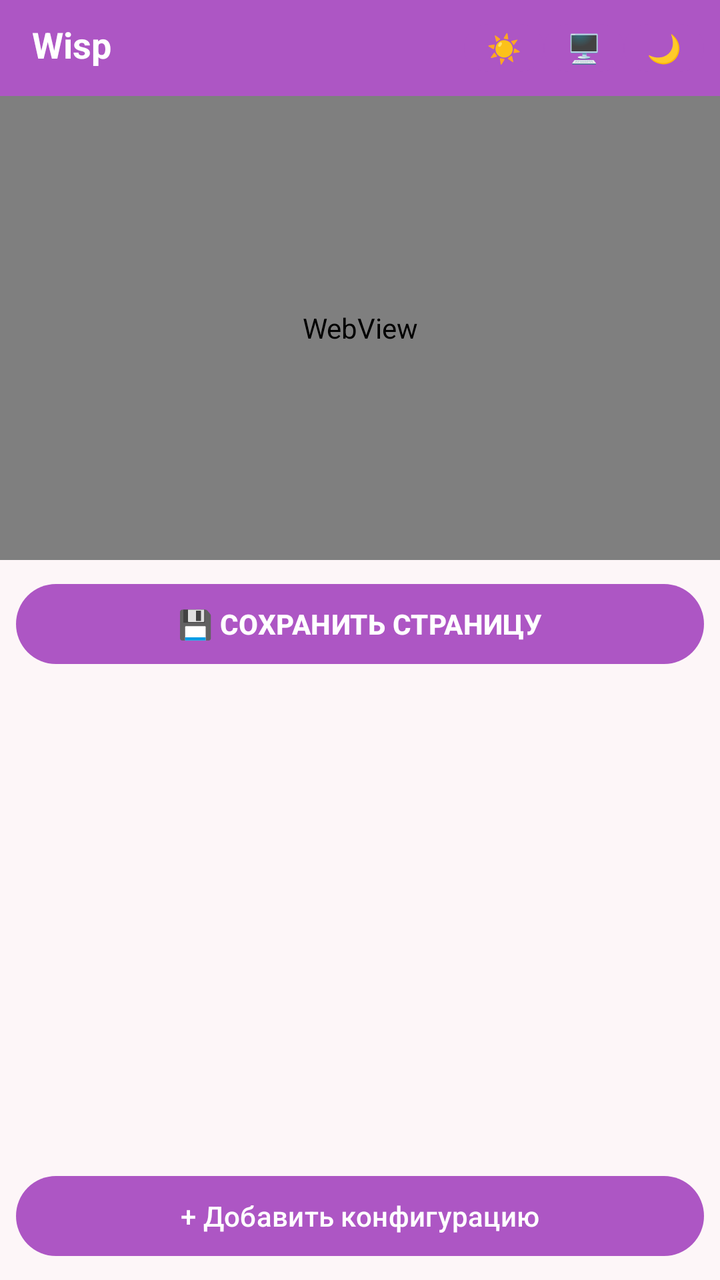
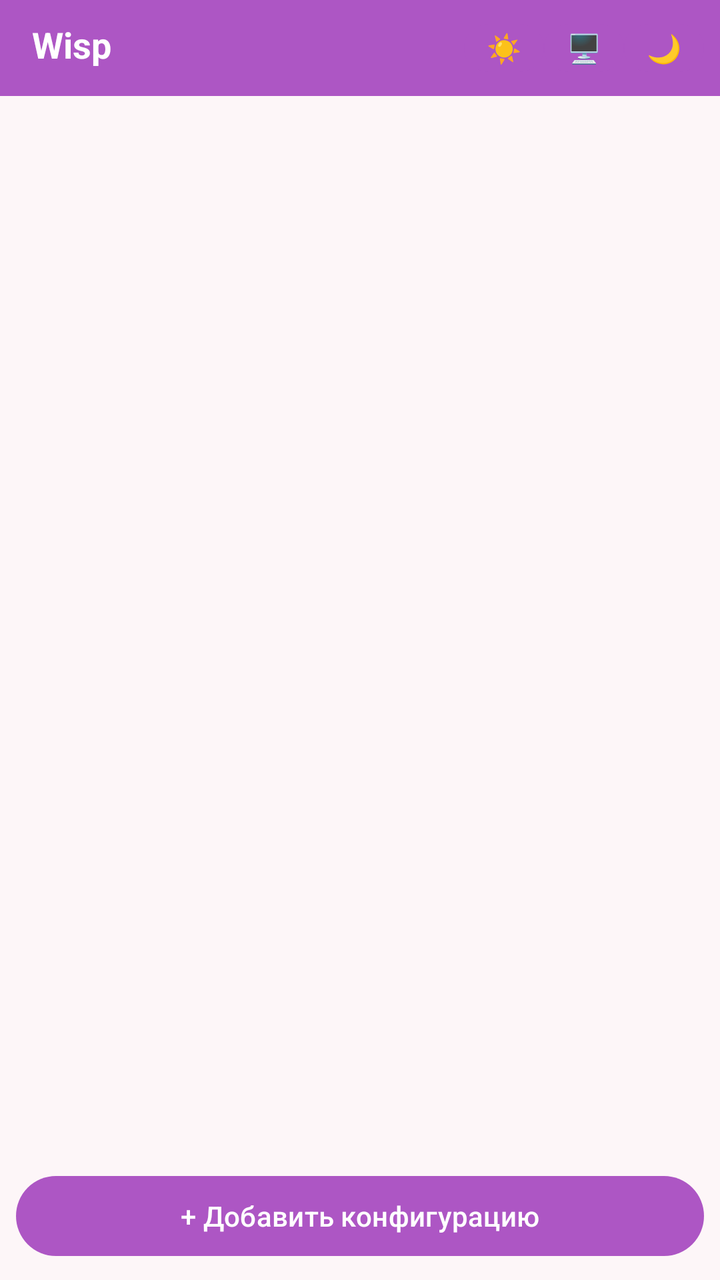

Before-and-after screenshots of an Android layout around one commit, followed by the original layout XML and the change that was made.
<!-- AndroidManifest.xml: application theme Theme.Wisp -->
<!-- res/layout/activity_main.xml -->
<?xml version="1.0" encoding="utf-8"?>
<LinearLayout xmlns:android="http://schemas.android.com/apk/res/android"
    android:layout_width="match_parent"
    android:layout_height="match_parent"
    android:orientation="vertical">

    
    <LinearLayout
        android:layout_width="match_parent"
        android:layout_height="wrap_content"
        android:background="?attr/colorPrimary"
        android:orientation="horizontal"
        android:padding="8dp">

        <TextView
            android:layout_width="0dp"
            android:layout_height="wrap_content"
            android:layout_weight="1"
            android:paddingStart="8dp"
            android:text="Wisp"
            android:textColor="@android:color/white"
            android:textSize="18sp"
            android:textStyle="bold" />

        <Button
            android:id="@+id/btnThemeLight"
            android:layout_width="40dp"
            android:layout_height="32dp"
            android:minWidth="0dp"
            android:minHeight="0dp"
            android:padding="0dp"
            android:text="☀️"
            android:textSize="14sp" />

        <Button
            android:id="@+id/btnThemeSystem"
            android:layout_width="40dp"
            android:layout_height="32dp"
            android:minWidth="0dp"
            android:minHeight="0dp"
            android:padding="0dp"
            android:text="🖥️"
            android:textSize="14sp" />

        <Button
            android:id="@+id/btnThemeDark"
            android:layout_width="40dp"
            android:layout_height="32dp"
            android:minWidth="0dp"
            android:minHeight="0dp"
            android:padding="0dp"
            android:text="🌙"
            android:textSize="14sp" />
    </LinearLayout>

    
    <WebView
        android:id="@+id/webView"
        android:layout_width="match_parent"
        android:layout_height="0dp"
        android:layout_weight="1" />

    <LinearLayout
        android:layout_width="match_parent"
        android:layout_height="wrap_content"
        android:orientation="horizontal"
        android:padding="8dp">

        <Button
            android:id="@+id/btnClose"
            android:layout_width="0dp"
            android:layout_height="48dp"
            android:layout_weight="1"
            android:text="✕ Закрыть"
            android:textSize="14sp"
            android:visibility="gone" />

        <Button
            android:id="@+id/btnDone"
            android:layout_width="0dp"
            android:layout_height="48dp"
            android:layout_weight="1"
            android:text="💾 СОХРАНИТЬ СТРАНИЦУ"
            android:textSize="14sp"
            android:textStyle="bold" />

    </LinearLayout>

    
    <ScrollView
        android:layout_width="match_parent"
        android:layout_height="0dp"
        android:layout_weight="1">

        <LinearLayout
            android:id="@+id/listContainer"
            android:layout_width="match_parent"
            android:layout_height="wrap_content"
            android:orientation="vertical"
            android:padding="8dp" />
    </ScrollView>

    
    <Button
        android:id="@+id/btnAdd"
        android:layout_width="match_parent"
        android:layout_height="wrap_content"
        android:layout_margin="8dp"
        android:text="+ Добавить конфигурацию" />
</LinearLayout>
<!-- resources referenced by this layout -->
<resources>
  <style name="Theme.Wisp" parent="Base.Theme.Wisp">
          <item name="android:navigationBarColor">@android:color/transparent</item>
          <item name="android:statusBarColor">@android:color/transparent</item>
          <item name="android:windowLightStatusBar">?attr/isLightTheme</item>
      </style>
  <style name="Base.Theme.Wisp" parent="Theme.Material3.DayNight.NoActionBar">
          <item name="colorPrimary">@color/hydrangea_purple</item>
          <item name="colorPrimaryVariant">@color/hydrangea_lilac</item>
          <item name="colorOnPrimary">@android:color/white</item>
          <item name="colorSecondary">@color/hydrangea_pink</item>
          <item name="colorSecondaryVariant">@color/hydrangea_peach</item>
          <item name="colorOnSecondary">@android:color/white</item>
          <item name="android:windowBackground">@color/background</item>
          <item name="colorSurface">@color/card_background</item>
          <item name="colorOnSurface">@color/text_primary</item>
      </style>
  <color name="hydrangea_purple">#AD56C4</color>
  <color name="hydrangea_lilac">#FF9CE9</color>
  <color name="hydrangea_pink">#FF8DA1</color>
  <color name="hydrangea_peach">#FFC2BA</color>
  <color name="background">#FDF6F8</color>
  <color name="card_background">#FFFFFF</color>
  <color name="text_primary">#212121</color>
</resources>

<!-- the commit's change to res/layout/activity_main.xml (unified diff, before → after) -->
@@ -58,32 +58,35 @@
         android:id="@+id/webView"
         android:layout_width="match_parent"
         android:layout_height="0dp"
-        android:layout_weight="1" />
+        android:layout_weight="1"
+        android:visibility="gone" />
 
     <LinearLayout
+        android:id="@+id/webViewButtons"
         android:layout_width="match_parent"
         android:layout_height="wrap_content"
         android:orientation="horizontal"
-        android:padding="8dp">
+        android:paddingHorizontal="4dp"
+        android:visibility="gone">
 
         <Button
             android:id="@+id/btnClose"
             android:layout_width="0dp"
             android:layout_height="48dp"
             android:layout_weight="1"
+            android:padding="0dp"
             android:text="✕ Закрыть"
-            android:textSize="14sp"
-            android:visibility="gone" />
+            android:textSize="13sp" />
 
         <Button
             android:id="@+id/btnDone"
             android:layout_width="0dp"
             android:layout_height="48dp"
-            android:layout_weight="1"
+            android:layout_weight="1.5"
+            android:padding="0dp"
             android:text="💾 СОХРАНИТЬ СТРАНИЦУ"
-            android:textSize="14sp"
+            android:textSize="12sp"
             android:textStyle="bold" />
-
     </LinearLayout>
 
     
@@ -107,4 +110,5 @@
         android:layout_height="wrap_content"
         android:layout_margin="8dp"
         android:text="+ Добавить конфигурацию" />
+
 </LinearLayout>
